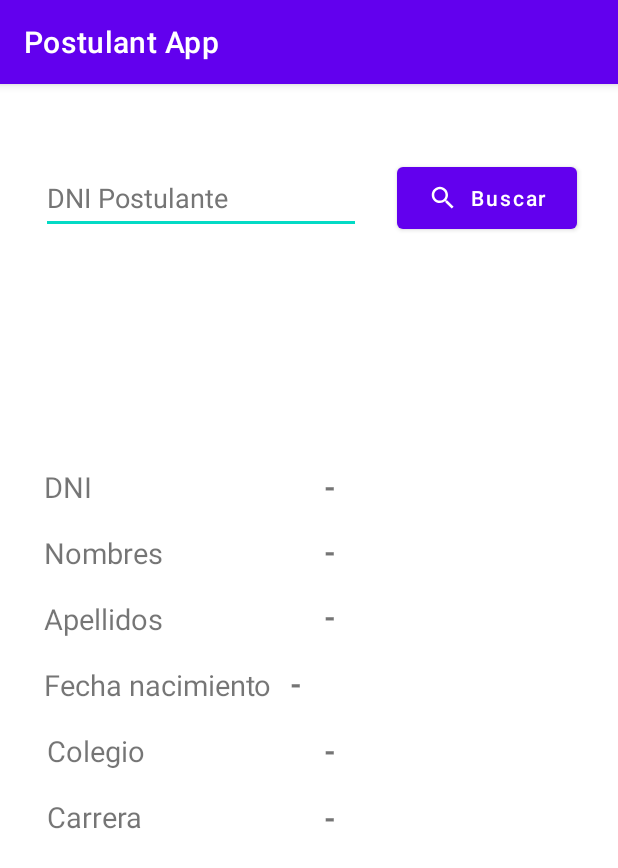
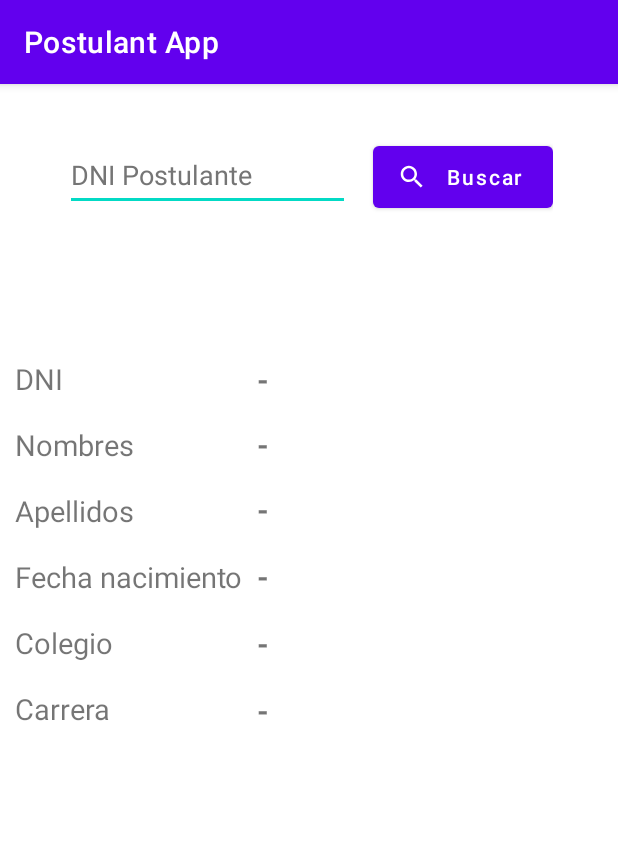
Before and after one commit to JoseAntonio98/IDNP-Course-Intent, an Android app: the PostulantInfoActivity screen opened directly, with no data from a screen before it, on a phone screen of 412 x 824 dp. Shown: the top 868 px of the screen. Run offline under Robolectric (Android 15) with nearby library versions, the phone set to English and light mode, and no system bars; 1 statement that could not run was skipped.

Commit message:
UPDATED from Constraint to Linear layout

```diff
--- a/app/src/main/res/layout/activity_postulant_info.xml
+++ b/app/src/main/res/layout/activity_postulant_info.xml
@@ -1,205 +1,171 @@
 <?xml version="1.0" encoding="utf-8"?>
-<androidx.constraintlayout.widget.ConstraintLayout xmlns:android="http://schemas.android.com/apk/res/android"
-    xmlns:app="http://schemas.android.com/apk/res-auto"
-    xmlns:tools="http://schemas.android.com/tools"
+<LinearLayout xmlns:android="http://schemas.android.com/apk/res/android"
     android:layout_width="match_parent"
     android:layout_height="match_parent"
-    tools:context=".PostulantInfoActivity"
-    tools:layout_editor_absoluteX="-16dp"
-    tools:layout_editor_absoluteY="2dp">
+    android:orientation="vertical">
+
+    <LinearLayout
+        android:layout_width="wrap_content"
+        android:layout_height="133dp"
+        android:orientation="horizontal"
+        android:layout_gravity="center">
 
         <EditText
             android:id="@+id/editTextTextSearchDNI"
-        android:layout_width="wrap_content"
+            android:layout_width="190dp"
             android:layout_height="wrap_content"
-        android:layout_marginStart="35dp"
-        android:layout_marginTop="52dp"
-        android:layout_marginEnd="12dp"
+            android:layout_marginTop="35dp"
+            android:layout_marginEnd="15dp"
             android:autofillHints=""
             android:ems="10"
             android:hint="@string/search_term_hint"
             android:inputType="textPersonName"
             android:minHeight="48dp"
-        android:textColorHint="#757575"
-        app:layout_constraintEnd_toStartOf="@+id/buttonSearchDNI"
-        app:layout_constraintStart_toStartOf="parent"
-        app:layout_constraintTop_toTopOf="parent" />
+            android:textColorHint="#757575" />
 
         <Button
             android:id="@+id/buttonSearchDNI"
             android:layout_width="120dp"
             android:layout_height="53dp"
-        android:layout_marginStart="12dp"
-        android:layout_marginTop="49dp"
-        android:layout_marginEnd="35dp"
+            android:layout_marginTop="35dp"
             android:text="@string/button_search"
+            android:textAllCaps="false"
             android:textSize="14sp"
-        android:textAllCaps="false"
-        app:icon="@drawable/ic_baseline_search"
-        app:iconGravity="textStart"
-        app:layout_constraintEnd_toEndOf="parent"
-        app:layout_constraintStart_toEndOf="@+id/editTextTextSearchDNI"
-        app:layout_constraintTop_toTopOf="parent" />
+            android:drawableLeft="@drawable/ic_baseline_search"/>
+
+    </LinearLayout>
+
+    <LinearLayout
+        android:layout_width="match_parent"
+        android:layout_height="match_parent"
+        android:orientation="horizontal">
+
+        <LinearLayout
+            android:layout_width="171dp"
+            android:layout_height="match_parent"
+            android:orientation="vertical">
 
             <TextView
                 android:id="@+id/textViewDni"
                 android:layout_width="wrap_content"
                 android:layout_height="wrap_content"
-        android:layout_marginStart="29dp"
-        android:layout_marginTop="155dp"
+                android:layout_marginStart="10dp"
+                android:layout_marginTop="50dp"
                 android:text="@string/dni_label"
-        android:textSize="19sp"
-        app:layout_constraintStart_toStartOf="parent"
-        app:layout_constraintTop_toBottomOf="@+id/editTextTextSearchDNI"
-        tools:text="@string/dni_label" />
+                android:textSize="19sp" />
 
             <TextView
                 android:id="@+id/textViewName"
                 android:layout_width="wrap_content"
                 android:layout_height="wrap_content"
-        android:layout_marginStart="29dp"
+                android:layout_marginStart="10dp"
                 android:layout_marginTop="18dp"
                 android:text="@string/name_label"
-        android:textSize="19sp"
-        app:layout_constraintStart_toStartOf="parent"
-        app:layout_constraintTop_toBottomOf="@+id/textViewDni"
-        tools:text="@string/name_label" />
+                android:textSize="19sp" />
 
             <TextView
                 android:id="@+id/textViewLastname"
                 android:layout_width="wrap_content"
                 android:layout_height="wrap_content"
-        android:layout_marginStart="29dp"
+                android:layout_marginStart="10dp"
                 android:layout_marginTop="18dp"
                 android:text="@string/lastname_label"
-        android:textSize="19sp"
-        app:layout_constraintStart_toStartOf="parent"
-        app:layout_constraintTop_toBottomOf="@+id/textViewName"
-        tools:text="@string/lastname_label" />
+                android:textSize="19sp" />
 
             <TextView
                 android:id="@+id/textViewBirth"
                 android:layout_width="wrap_content"
                 android:layout_height="wrap_content"
-        android:layout_marginStart="29dp"
+                android:layout_marginStart="10dp"
                 android:layout_marginTop="18dp"
                 android:text="@string/datebirth_label"
-        android:textSize="19sp"
-        app:layout_constraintStart_toStartOf="parent"
-        app:layout_constraintTop_toBottomOf="@+id/textViewLastname"
-        tools:text="@string/datebirth_label" />
+                android:textSize="19sp" />
 
             <TextView
                 android:id="@+id/textViewSchool"
                 android:layout_width="wrap_content"
                 android:layout_height="wrap_content"
-        android:layout_marginStart="31dp"
+                android:layout_marginStart="10dp"
                 android:layout_marginTop="18dp"
                 android:text="@string/school_label"
-        android:textSize="19sp"
-        app:layout_constraintStart_toStartOf="parent"
-        app:layout_constraintTop_toBottomOf="@+id/textViewBirth"
-        tools:text="@string/school_label" />
+                android:textSize="19sp" />
 
             <TextView
                 android:id="@+id/textViewCareer"
                 android:layout_width="wrap_content"
                 android:layout_height="wrap_content"
-        android:layout_marginStart="31dp"
+                android:layout_marginStart="10dp"
                 android:layout_marginTop="18dp"
                 android:text="@string/career_label"
-        android:textSize="19sp"
-        app:layout_constraintStart_toStartOf="parent"
-        app:layout_constraintTop_toBottomOf="@+id/textViewSchool"
-        tools:text="@string/career_label" />
+                android:textSize="19sp" />
+
+        </LinearLayout>
+
+        <LinearLayout
+            android:layout_width="238dp"
+            android:layout_height="match_parent"
+            android:orientation="vertical">
+
+            <TextView
+                android:id="@+id/textViewDNI"
+                android:layout_width="wrap_content"
+                android:layout_height="wrap_content"
+                android:layout_marginTop="50dp"
+                android:layout_marginEnd="137dp"
+                android:text="@string/response_labels"
+                android:textSize="20sp"
+                android:textStyle="bold" />
+
+            <TextView
+                android:id="@+id/textViewNom"
+                android:layout_width="wrap_content"
+                android:layout_height="wrap_content"
+                android:layout_marginTop="16dp"
+                android:layout_marginEnd="137dp"
+                android:text="@string/response_labels"
+                android:textSize="20sp"
+                android:textStyle="bold" />
+
+            <TextView
+                android:id="@+id/textViewApe"
+                android:layout_width="wrap_content"
+                android:layout_height="wrap_content"
+                android:layout_marginTop="16dp"
+                android:layout_marginEnd="137dp"
+                android:text="@string/response_labels"
+                android:textSize="20sp"
+                android:textStyle="bold" />
 
             <TextView
                 android:id="@+id/textViewFecha"
                 android:layout_width="wrap_content"
                 android:layout_height="wrap_content"
-        android:layout_marginStart="12dp"
                 android:layout_marginTop="17dp"
                 android:layout_marginEnd="137dp"
                 android:text="@string/response_labels"
                 android:textSize="20sp"
-        android:textStyle="bold"
-        app:layout_constraintEnd_toEndOf="parent"
-        app:layout_constraintHorizontal_bias="0.0"
-        app:layout_constraintStart_toEndOf="@+id/textViewBirth"
-        app:layout_constraintTop_toBottomOf="@+id/textViewApe" />
+                android:textStyle="bold" />
+
+            <TextView
+                android:id="@+id/textViewColg"
+                android:layout_width="wrap_content"
+                android:layout_height="wrap_content"
+                android:layout_marginTop="17dp"
+                android:layout_marginEnd="137dp"
+                android:text="@string/response_labels"
+                android:textSize="20sp"
+                android:textStyle="bold" />
 
             <TextView
                 android:id="@+id/textViewCarr"
                 android:layout_width="wrap_content"
                 android:layout_height="wrap_content"
-        android:layout_marginStart="99dp"
                 android:layout_marginTop="17dp"
                 android:layout_marginEnd="137dp"
                 android:text="@string/response_labels"
                 android:textSize="20sp"
-        android:textStyle="bold"
-        app:layout_constraintEnd_toEndOf="parent"
-        app:layout_constraintHorizontal_bias="0.297"
-        app:layout_constraintStart_toEndOf="@+id/textViewCareer"
-        app:layout_constraintTop_toBottomOf="@+id/textViewColg" />
+                android:textStyle="bold" />
 
-    <TextView
-        android:id="@+id/textViewColg"
-        android:layout_width="wrap_content"
-        android:layout_height="wrap_content"
-        android:layout_marginStart="96dp"
-        android:layout_marginTop="17dp"
-        android:layout_marginEnd="137dp"
-        android:text="@string/response_labels"
-        android:textSize="20sp"
-        android:textStyle="bold"
-        app:layout_constraintEnd_toEndOf="parent"
-        app:layout_constraintHorizontal_bias="0.318"
-        app:layout_constraintStart_toEndOf="@+id/textViewSchool"
-        app:layout_constraintTop_toBottomOf="@+id/textViewFecha" />
-
-    <TextView
-        android:id="@+id/textViewApe"
-        android:layout_width="wrap_content"
-        android:layout_height="wrap_content"
-        android:layout_marginStart="84dp"
-        android:layout_marginTop="16dp"
-        android:layout_marginEnd="137dp"
-        android:text="@string/response_labels"
-        android:textSize="20sp"
-        android:textStyle="bold"
-        app:layout_constraintEnd_toEndOf="parent"
-        app:layout_constraintHorizontal_bias="0.318"
-        app:layout_constraintStart_toEndOf="@+id/textViewLastname"
-        app:layout_constraintTop_toBottomOf="@+id/textViewNom" />
-
-    <TextView
-        android:id="@+id/textViewNom"
-        android:layout_width="wrap_content"
-        android:layout_height="wrap_content"
-        android:layout_marginStart="84dp"
-        android:layout_marginTop="16dp"
-        android:layout_marginEnd="137dp"
-        android:text="@string/response_labels"
-        android:textSize="20sp"
-        android:textStyle="bold"
-        app:layout_constraintEnd_toEndOf="parent"
-        app:layout_constraintHorizontal_bias="0.318"
-        app:layout_constraintStart_toEndOf="@+id/textViewName"
-        app:layout_constraintTop_toBottomOf="@+id/textViewDNI" />
-
-    <TextView
-        android:id="@+id/textViewDNI"
-        android:layout_width="wrap_content"
-        android:layout_height="wrap_content"
-        android:layout_marginStart="131dp"
-        android:layout_marginTop="152dp"
-        android:layout_marginEnd="137dp"
-        android:text="@string/response_labels"
-        android:textSize="20sp"
-        app:layout_constraintEnd_toEndOf="parent"
-        app:layout_constraintHorizontal_bias="0.318"
-        app:layout_constraintStart_toEndOf="@+id/textViewDni"
-        app:layout_constraintTop_toBottomOf="@+id/buttonSearchDNI"
-        android:textStyle="bold" />
-</androidx.constraintlayout.widget.ConstraintLayout>
+        </LinearLayout>
+    </LinearLayout>
+</LinearLayout>
```
Also changed, not shown: app/src/main/res/layout/activity_login.xml (+13 -30 lines), app/src/main/res/layout/activity_menu.xml (+8 -21 lines), app/src/main/res/layout/activity_postulant_register.xml (+47 -44 lines). Lines whose indentation alone changed are shown as unchanged.
